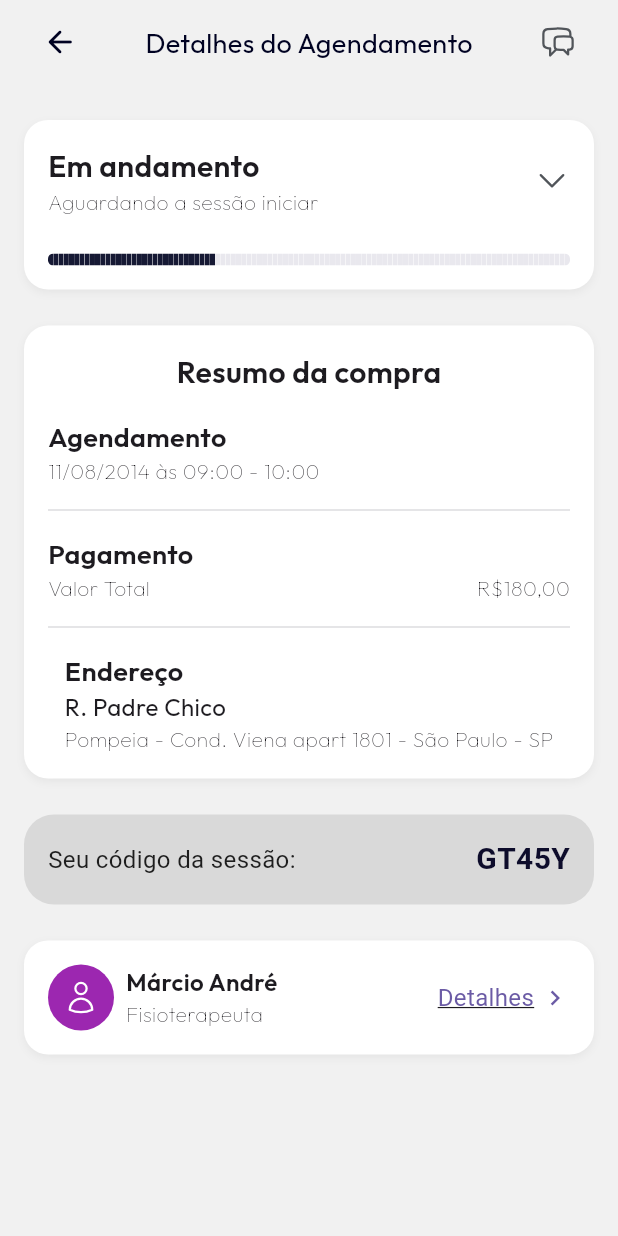
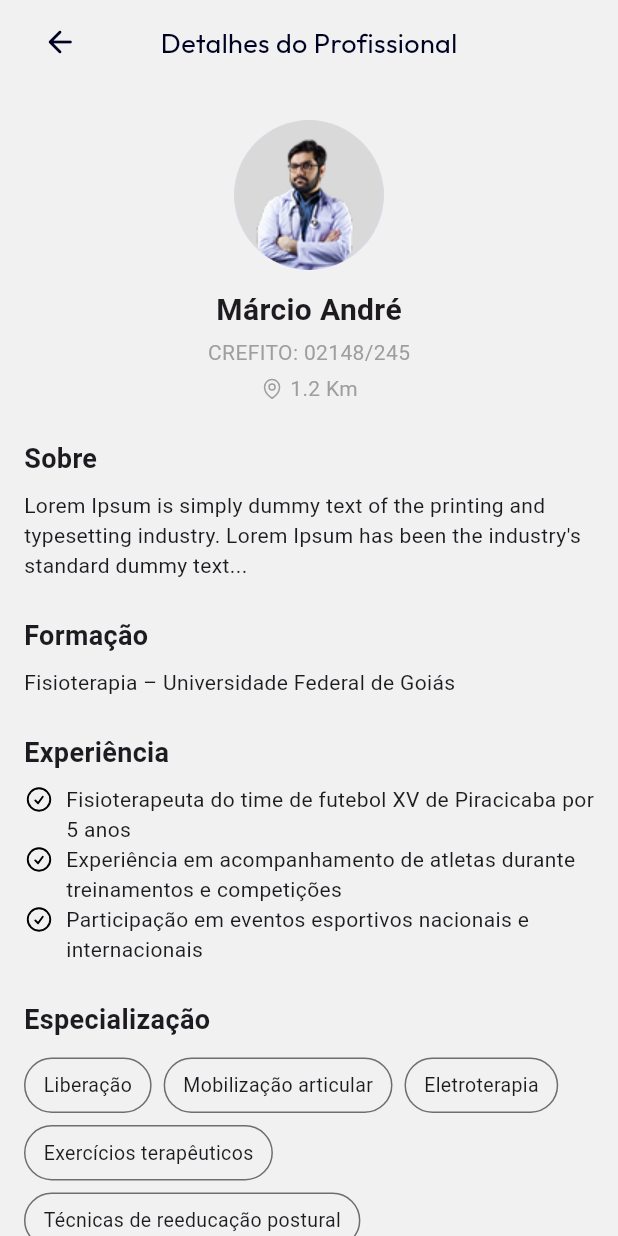
Before and after one commit to derafael04/FastMov, a Flutter app: the TelaDetalhesSessao screen opened by its route, after a tap on "Detalhes", on a phone screen of 412 x 824 dp. Run offline on Flutter 3.47's test engine with Material 3 defaults, Android fonts, the phone set to English and light mode, and no system bars; drawn by our look-alikes of step_progress_indicator; our stand-ins replace google_fonts, heroicons, introduction_screen, pinput.

Commit message:
adiciona tela de detalhes do profissional e implementa navegação a partir da tela de detalhes da sessão

```diff
--- a/lib/main.dart
+++ b/lib/main.dart
@@ -1,3 +1,4 @@
+import 'package:fastmov/screen/historico/tela_detalhes_profissional.dart';
 import 'package:fastmov/screen/historico/tela_detalhes_sessao.dart';
 import 'package:fastmov/screen/home/screen_home.dart';
 import 'package:fastmov/screen/home/screen_introduction.dart';
@@ -57,6 +58,7 @@ class MyApp extends StatelessWidget {
         '/telaAjuda': (context) => const TelaAjuda(),
         '/telaValidarCadastro': (context) => const TelaValidarCadastro(),
         '/telaDetalhesSessao': (context) => const TelaDetalhesSessao(),
+        '/telaDetalhesProfissional': (context) => const TelaDetalhesProfissional(),
       },
     );
   }
--- /dev/null
+++ b/lib/screen/historico/tela_detalhes_profissional.dart
@@ -0,0 +1,148 @@
+import 'package:fastmov/widget/custom_appBar_controller.dart';
+import 'package:flutter/material.dart';
+import 'package:heroicons/heroicons.dart';
+
+class TelaDetalhesProfissional extends StatelessWidget {
+  const TelaDetalhesProfissional({super.key});
+
+  @override
+  Widget build(BuildContext context) {
+    return Scaffold(
+      backgroundColor: Theme.of(context).scaffoldBackgroundColor,
+      appBar: const CustomAppBar(
+        title: 'Detalhes do Profissional',
+      ),
+      body: const SingleChildScrollView(
+          padding: EdgeInsets.fromLTRB(16, 24, 16, 16),
+          child: Column(
+            crossAxisAlignment: CrossAxisAlignment.start,
+            children: [
+              // Foto e nome
+              Center(
+                child: Column(
+                  children: [
+                    CircleAvatar(
+                      radius: 50,
+                      backgroundImage: AssetImage('assets/images/userProfissional.png'), // substitua pela sua imagem
+                    ),
+                    SizedBox(height: 12),
+                    Text(
+                      'Márcio André',
+                      style: TextStyle(fontSize: 20, fontWeight: FontWeight.bold),
+                    ),
+                    SizedBox(height: 4),
+                    Text(
+                      'CREFITO: 02148/245',
+                      style: TextStyle(color: Colors.grey),
+                    ),
+                    SizedBox(height: 4),
+                    Row(
+                      mainAxisAlignment: MainAxisAlignment.center,
+                      children: [
+                        HeroIcon(HeroIcons.mapPin, size: 16, color: Colors.grey),
+                        SizedBox(width: 4),
+                        Text('1.2 Km', style: TextStyle(color: Colors.grey)),
+                      ],
+                    ),
+                  ],
+                ),
+              ),
+              SizedBox(height: 24),
+              // Sobre
+              Text(
+                'Sobre',
+                style: TextStyle(fontSize: 18, fontWeight: FontWeight.bold),
+              ),
+              SizedBox(height: 8),
+              Text(
+                'Lorem Ipsum is simply dummy text of the printing and typesetting industry. Lorem Ipsum has been the industry\'s standard dummy text...',
+                style: TextStyle(fontSize: 14),
+              ),
+              SizedBox(height: 24),
+
+              // Formação
+              Text(
+                'Formação',
+                style: TextStyle(fontSize: 18, fontWeight: FontWeight.bold),
+              ),
+              SizedBox(height: 8),
+              Text(
+                'Fisioterapia – Universidade Federal de Goiás',
+                style: TextStyle(fontSize: 14),
+              ),
+              SizedBox(height: 24),
+
+              // Experiência
+              Text(
+                'Experiência',
+                style: TextStyle(fontSize: 18, fontWeight: FontWeight.bold),
+              ),
+              SizedBox(height: 8),
+              ExperienceItem(text: 'Fisioterapeuta do time de futebol XV de Piracicaba por 5 anos'),
+              ExperienceItem(text: 'Experiência em acompanhamento de atletas durante treinamentos e competições'),
+              ExperienceItem(text: 'Participação em eventos esportivos nacionais e internacionais'),
+              SizedBox(height: 24),
+
+              // Especialização
+              Text(
+                'Especialização',
+                style: TextStyle(fontSize: 18, fontWeight: FontWeight.bold),
+              ),
+              SizedBox(height: 12),
+              Wrap(
+                spacing: 8,
+                runSpacing: 8,
+                children: [
+                  SpecializationChip(label: 'Liberação'),
+                  SpecializationChip(label: 'Mobilização articular'),
+                  SpecializationChip(label: 'Eletroterapia'),
+                  SpecializationChip(label: 'Exercícios terapêuticos'),
+                  SpecializationChip(label: 'Técnicas de reeducação postural'),
+                ],
+              ),
+            ],
+          ),
+        ),
+    );
+  }
+}
+
+class ExperienceItem extends StatelessWidget {
+  final String text;
+
+  const ExperienceItem({super.key, required this.text});
+
+  @override
+  Widget build(BuildContext context) {
+    return Row(
+      crossAxisAlignment: CrossAxisAlignment.start,
+      children: [
+        const HeroIcon(HeroIcons.checkCircle, color: Colors.black, size: 20),
+        const SizedBox(width: 8),
+        Expanded(child: Text(text)),
+      ],
+    );
+  }
+}
+
+class SpecializationChip extends StatelessWidget {
+  final String label;
+
+  const SpecializationChip({super.key, required this.label});
+
+  @override
+  Widget build(BuildContext context) {
+    return Container(
+      padding: const EdgeInsets.symmetric(horizontal: 12, vertical: 8),
+      decoration: BoxDecoration(
+        //color: const Color(0xFFF2F2F2),
+        border: Border.all(color: const Color(0xFF6E6E6E)),
+        borderRadius: BorderRadius.circular(20),
+      ),
+      child: Text(
+        label,
+        style: const TextStyle(fontSize: 13),
+      ),
+    );
+  }
+}
--- a/lib/screen/historico/tela_detalhes_sessao.dart
+++ b/lib/screen/historico/tela_detalhes_sessao.dart
@@ -182,11 +182,7 @@ class _TelaDetalhesSessaoState extends State<TelaDetalhesSessao> {
                           children: [
                             CircleAvatar(
                               radius: 22,
-                              backgroundColor: Colors.purple,
-                              child: HeroIcon(
-                                HeroIcons.user,
-                                color: Colors.white,
-                              ),
+                              backgroundImage: AssetImage('assets/images/userProfissional.png'),
                             ),
                             SizedBox(width: 8),
                             Column(
@@ -199,7 +195,10 @@ class _TelaDetalhesSessaoState extends State<TelaDetalhesSessao> {
                           ],
                         ),
                         InkWell(
-                          onTap: () {},
+                          onTap: () {
+                            // Navegar para a tela de detalhes do profissional
+                            Navigator.pushNamed(context, '/telaDetalhesProfissional');
+                          },
                           borderRadius: BorderRadius.circular(8),
                           child: const Row(
                             mainAxisSize: MainAxisSize.min,
--- a/lib/screen/historico/tela_historico_sessao.dart
+++ b/lib/screen/historico/tela_historico_sessao.dart
@@ -74,11 +74,7 @@ class _TelaHistoricoSessaoState extends State<TelaHistoricoSessao> {
                 children: [
                   const CircleAvatar(
                     radius: 18,
-                    backgroundColor: Colors.purple,
-                    child: HeroIcon(
-                      HeroIcons.user,
-                      color: Colors.white,
-                    ),
+                    backgroundImage: AssetImage('assets/images/userProfissional.png'),
                   ),
                   const SizedBox(width: 8),
                   Column(
```
Also changed, not shown: assets/images/userProfissional.png (added).
